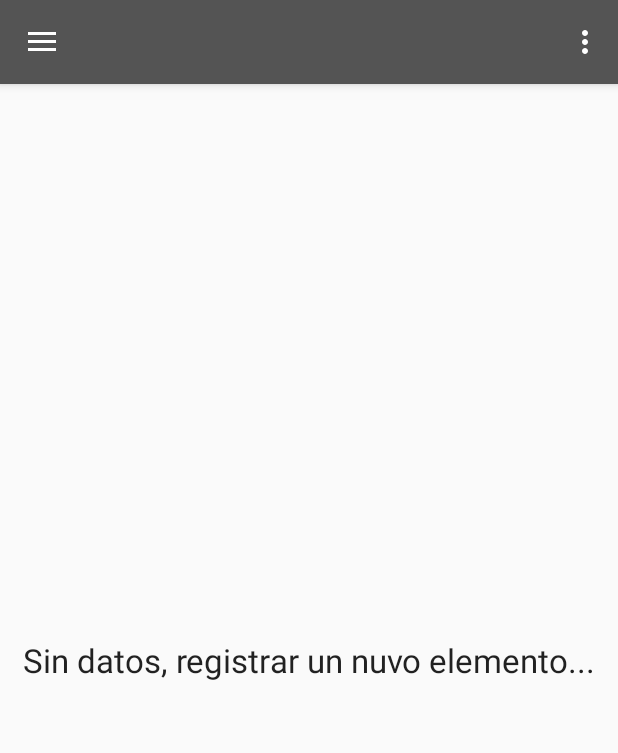
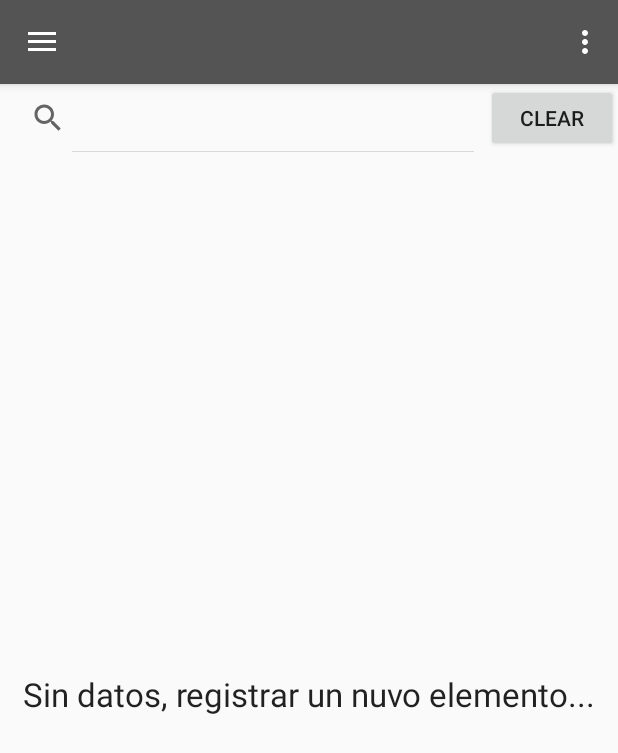
Before and after one commit to Canario0/SMov, an Android app: the screen it shows after launch (home), on a phone screen of 412 x 824 dp. Shown: the top 753 px of the screen. Run offline under Robolectric (Android 15) with nearby library versions, the phone set to English and light mode, and no system bars; 1 statement that could not run was skipped.

Commit message:
Método de búsqueda implementado

```diff
--- a/app/src/main/java/com/gui/inventoryapp/activities/home.java
+++ b/app/src/main/java/com/gui/inventoryapp/activities/home.java
@@ -1,15 +1,24 @@
 package com.gui.inventoryapp.activities;
 
+import android.content.Context;
 import android.content.Intent;
 import android.os.Bundle;
 import android.support.design.widget.NavigationView;
+import android.support.v4.app.Fragment;
 import android.support.v4.view.GravityCompat;
 import android.support.v4.widget.DrawerLayout;
 import android.support.v7.app.ActionBarDrawerToggle;
 import android.support.v7.app.AppCompatActivity;
 import android.support.v7.widget.Toolbar;
+import android.util.Log;
 import android.view.Menu;
 import android.view.MenuItem;
+import android.view.View;
+import android.view.inputmethod.InputMethodManager;
+import android.widget.Button;
+import android.widget.EditText;
+import android.widget.LinearLayout;
+import android.widget.SearchView;
 import android.widget.TextView;
 
 import com.gui.inventoryapp.R;
@@ -17,8 +26,13 @@ import com.gui.inventoryapp.fragments.ItemList;
 
 public class home extends AppCompatActivity
         implements NavigationView.OnNavigationItemSelectedListener {
+    private String current_fragment;
     private DrawerLayout drawer;
     private int current_selected;
+    private SearchView search_bar;
+    private LinearLayout search_combo;
+    private Button clear_search;
+
     @Override
     protected void onCreate(Bundle savedInstanceState) {
         super.onCreate(savedInstanceState);
@@ -33,16 +47,50 @@ public class home extends AppCompatActivity
         drawer.addDrawerListener(toggle);
         toggle.syncState();
 
+        search_combo = findViewById(R.id.search_combo);
+
+        clear_search = findViewById(R.id.clear_search_button);
+
+        clear_search.setOnClickListener(new View.OnClickListener() {
+            @Override
+            public void onClick(View v) {
+                SearchView search_bar = findViewById(R.id.search_bar);
+                if (search_bar.getQuery().length() != 0) {
+                    ItemList x = (ItemList) getFragmentManager().findFragmentByTag(current_fragment);
+                    x.reset();
+                    search_bar.setQuery("", false);
+                }
+                search_bar.clearFocus();
+
+            }
+        });
+
+        search_bar = findViewById(R.id.search_bar);
+        search_bar.setOnQueryTextListener(new SearchView.OnQueryTextListener() {
+            @Override
+            public boolean onQueryTextSubmit(String query) {
+                ItemList x = (ItemList) getFragmentManager().findFragmentByTag(current_fragment);
+                x.update(query);
+                return true;
+            }
+
+            @Override
+            public boolean onQueryTextChange(String newText) {
+                return false;
+            }
+        });
+
         NavigationView navigationView = (NavigationView) findViewById(R.id.nav_view);
         navigationView.setNavigationItemSelectedListener(this);
 
         if (savedInstanceState == null) {
             // Crear un fragment
             ItemList fragment = new ItemList();
+            current_fragment = fragment.getClass().getSimpleName();
             getFragmentManager()
                     .beginTransaction()
                     .add(R.id.content, fragment,
-                            fragment.getClass().getSimpleName())
+                            current_fragment)
                     .commit();
             current_selected = R.id.item_list;
         }
@@ -87,20 +135,22 @@ public class home extends AppCompatActivity
         // Handle navigation view item clicks here.
         int id = item.getItemId();
 
-        if(id == R.id.item_list){
-            if(current_selected != R.id.item_list) {
+        if (id == R.id.item_list) {
+            if (current_selected != R.id.item_list) {
+                search_combo.setVisibility(View.VISIBLE);
                 ItemList fragment = new ItemList();
+                current_fragment = fragment.getClass().getSimpleName();
                 getFragmentManager()
                         .beginTransaction()
-                        .replace(android.R.id.content, fragment,
-                                fragment.getClass().getSimpleName())
+                        .replace(android.R.id.content, fragment, current_fragment
+                        )
                         .commit();
                 current_selected = R.id.item_list;
             }
             drawer.closeDrawer(GravityCompat.START);
             return true;
-        }else if (id == R.id.add_item) {
-
+        } else if (id == R.id.add_item) {
+            search_combo.setVisibility(View.GONE);
         } else if (id == R.id.search_member) {
         } else if (id == R.id.new_checkouts) {
         } else if (id == R.id.close_to_end_checkouts) {
--- a/app/src/main/res/layout/app_bar_item_list.xml
+++ b/app/src/main/res/layout/app_bar_item_list.xml
@@ -1,8 +1,9 @@
 <?xml version="1.0" encoding="utf-8"?>
-<android.support.design.widget.CoordinatorLayout xmlns:android="http://schemas.android.com/apk/res/android"
+<LinearLayout xmlns:android="http://schemas.android.com/apk/res/android"
     xmlns:app="http://schemas.android.com/apk/res-auto"
     android:layout_width="match_parent"
-    android:layout_height="match_parent">
+    android:layout_height="match_parent"
+    android:orientation="vertical">
 
     <android.support.design.widget.AppBarLayout
         android:layout_width="match_parent"
@@ -17,11 +18,32 @@
             app:popupTheme="@style/AppTheme.PopupOverlay" />
 
     </android.support.design.widget.AppBarLayout>
+    <LinearLayout
+        android:id="@+id/search_combo"
+        android:layout_width="match_parent"
+        android:layout_height="45dp"
+        android:orientation="horizontal">
+        <SearchView
+            android:id="@+id/search_bar"
+            android:layout_width="0dp"
+            android:layout_height="match_parent"
+            android:layout_weight="1"
+            android:iconifiedByDefault="false"
+            >
+        </SearchView>
+        <Button
+            android:id="@+id/clear_search_button"
+            android:layout_width="wrap_content"
+            android:layout_height="match_parent"
+            android:textAlignment="center"
+            android:text="Clear"/>
+    </LinearLayout>
+
     <FrameLayout
         android:id="@+id/content"
-        app:layout_behavior="@string/appbar_scrolling_view_behavior"
         android:layout_width="match_parent"
         android:layout_height="match_parent"
-        />
+        app:layout_behavior="@string/appbar_scrolling_view_behavior" >
+    </FrameLayout>
 
-</android.support.design.widget.CoordinatorLayout>
+</LinearLayout>
```
Also changed, not shown: app/src/main/java/com/gui/inventoryapp/fragments/ItemList.java (+17 -2 lines).
